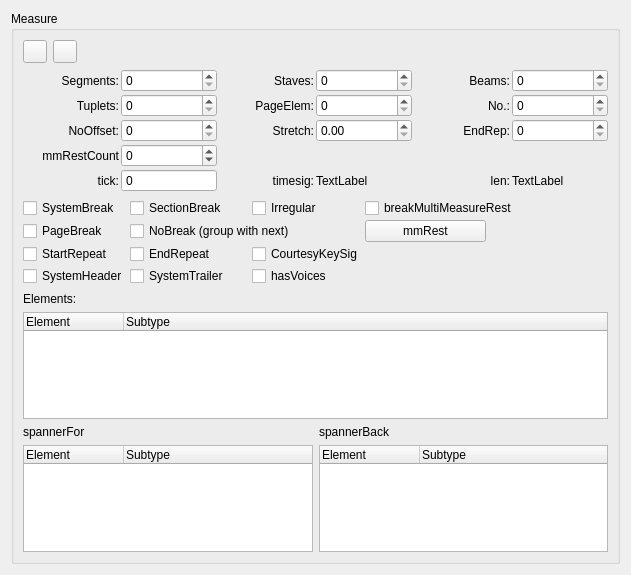
mattmcclinch/MuseScore, file mscore/debugger/measure.ui: the form before one commit.
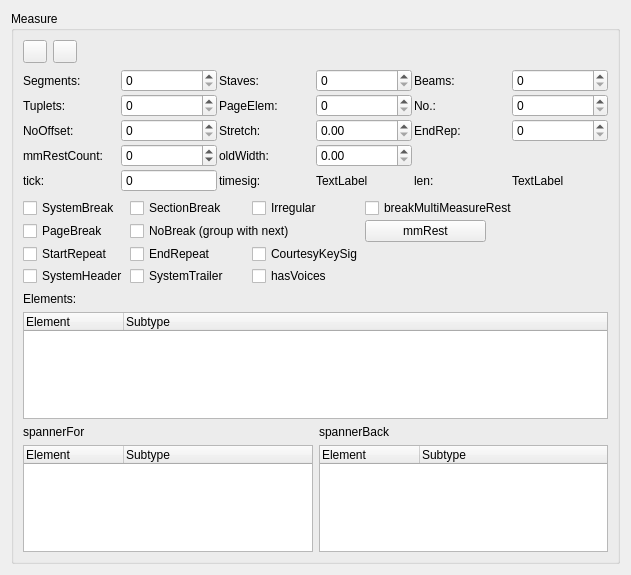
The form after the commit. Icons and pictures are not drawn.

Commit message: Fix layout issues, with TODO's

The edit to the form file:
```diff
--- a/mscore/debugger/measure.ui
+++ b/mscore/debugger/measure.ui
@@ -91,9 +91,6 @@
           <property name="textFormat">
            <enum>Qt::PlainText</enum>
           </property>
-          <property name="alignment">
-           <set>Qt::AlignRight|Qt::AlignTrailing|Qt::AlignVCenter</set>
-          </property>
          </widget>
         </item>
         <item row="0" column="2">
@@ -114,9 +111,6 @@
           <property name="textFormat">
            <enum>Qt::PlainText</enum>
           </property>
-          <property name="alignment">
-           <set>Qt::AlignRight|Qt::AlignTrailing|Qt::AlignVCenter</set>
-          </property>
          </widget>
         </item>
         <item row="0" column="5">
@@ -130,9 +124,6 @@
           <property name="textFormat">
            <enum>Qt::PlainText</enum>
           </property>
-          <property name="alignment">
-           <set>Qt::AlignRight|Qt::AlignTrailing|Qt::AlignVCenter</set>
-          </property>
          </widget>
         </item>
         <item row="0" column="8">
@@ -146,9 +137,6 @@
           <property name="textFormat">
            <enum>Qt::PlainText</enum>
           </property>
-          <property name="alignment">
-           <set>Qt::AlignRight|Qt::AlignTrailing|Qt::AlignVCenter</set>
-          </property>
          </widget>
         </item>
         <item row="1" column="2">
@@ -169,9 +157,6 @@
           <property name="textFormat">
            <enum>Qt::PlainText</enum>
           </property>
-          <property name="alignment">
-           <set>Qt::AlignRight|Qt::AlignTrailing|Qt::AlignVCenter</set>
-          </property>
          </widget>
         </item>
         <item row="1" column="5">
@@ -185,9 +170,6 @@
           <property name="textFormat">
            <enum>Qt::PlainText</enum>
           </property>
-          <property name="alignment">
-           <set>Qt::AlignRight|Qt::AlignTrailing|Qt::AlignVCenter</set>
-          </property>
          </widget>
         </item>
         <item row="1" column="8">
@@ -201,9 +183,6 @@
           <property name="textFormat">
            <enum>Qt::PlainText</enum>
           </property>
-          <property name="alignment">
-           <set>Qt::AlignRight|Qt::AlignTrailing|Qt::AlignVCenter</set>
-          </property>
          </widget>
         </item>
         <item row="2" column="2">
@@ -224,9 +203,6 @@
           <property name="textFormat">
            <enum>Qt::PlainText</enum>
           </property>
-          <property name="alignment">
-           <set>Qt::AlignRight|Qt::AlignTrailing|Qt::AlignVCenter</set>
-          </property>
          </widget>
         </item>
         <item row="2" column="5">
@@ -237,9 +213,6 @@
           <property name="text">
            <string notr="true">EndRep:</string>
           </property>
-          <property name="alignment">
-           <set>Qt::AlignRight|Qt::AlignTrailing|Qt::AlignVCenter</set>
-          </property>
          </widget>
         </item>
         <item row="2" column="8">
@@ -250,9 +223,6 @@
           <property name="text">
            <string notr="true">len:</string>
           </property>
-          <property name="alignment">
-           <set>Qt::AlignRight|Qt::AlignTrailing|Qt::AlignVCenter</set>
-          </property>
          </widget>
         </item>
         <item row="4" column="3">
@@ -260,9 +230,6 @@
           <property name="text">
            <string notr="true">timesig:</string>
           </property>
-          <property name="alignment">
-           <set>Qt::AlignRight|Qt::AlignTrailing|Qt::AlignVCenter</set>
-          </property>
          </widget>
         </item>
         <item row="4" column="0">
@@ -270,9 +237,6 @@
           <property name="text">
            <string notr="true">tick:</string>
           </property>
-          <property name="alignment">
-           <set>Qt::AlignRight|Qt::AlignTrailing|Qt::AlignVCenter</set>
-          </property>
          </widget>
         </item>
         <item row="4" column="5">
@@ -295,10 +259,7 @@
            <string notr="true"/>
           </property>
           <property name="text">
-           <string notr="true">mmRestCount</string>
-          </property>
-          <property name="alignment">
-           <set>Qt::AlignRight|Qt::AlignTrailing|Qt::AlignVCenter</set>
+           <string notr="true">mmRestCount:</string>
           </property>
          </widget>
         </item>
@@ -312,6 +273,20 @@
           </property>
          </widget>
         </item>
+        <item row="3" column="5">
+         <widget class="QDoubleSpinBox" name="oldWidth">
+          <property name="maximum">
+           <double>10000.000000000000000</double>
+          </property>
+         </widget>
+        </item>
+        <item row="3" column="3">
+         <widget class="QLabel" name="label_10">
+          <property name="text">
+           <string>oldWidth:</string>
+          </property>
+         </widget>
+        </item>
        </layout>
       </item>
       <item>
```
The commit also changes 3 other files.
